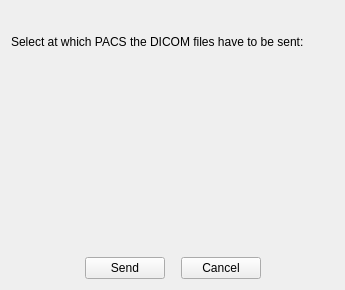
First picture: the form in starviewer/src/inputoutput/qwidgetselectpacstostoredicomimagebase.ui, repository starviewer-medical/starviewer, before the edit.
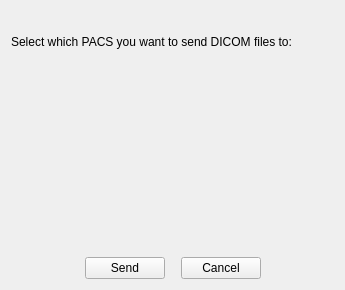
Second picture: the form after the edit. Custom widgets are drawn as their Qt base class.

The edit to the form file:
```diff
--- a/starviewer/src/inputoutput/qwidgetselectpacstostoredicomimagebase.ui
+++ b/starviewer/src/inputoutput/qwidgetselectpacstostoredicomimagebase.ui
@@ -20,7 +20,7 @@
    <item>
     <widget class="QLabel" name="label">
      <property name="text">
-      <string>Select at which PACS the DICOM files have to be sent:</string>
+      <string>Select which PACS you want to send DICOM files to:</string>
      </property>
      <property name="wordWrap">
       <bool>true</bool>
```
